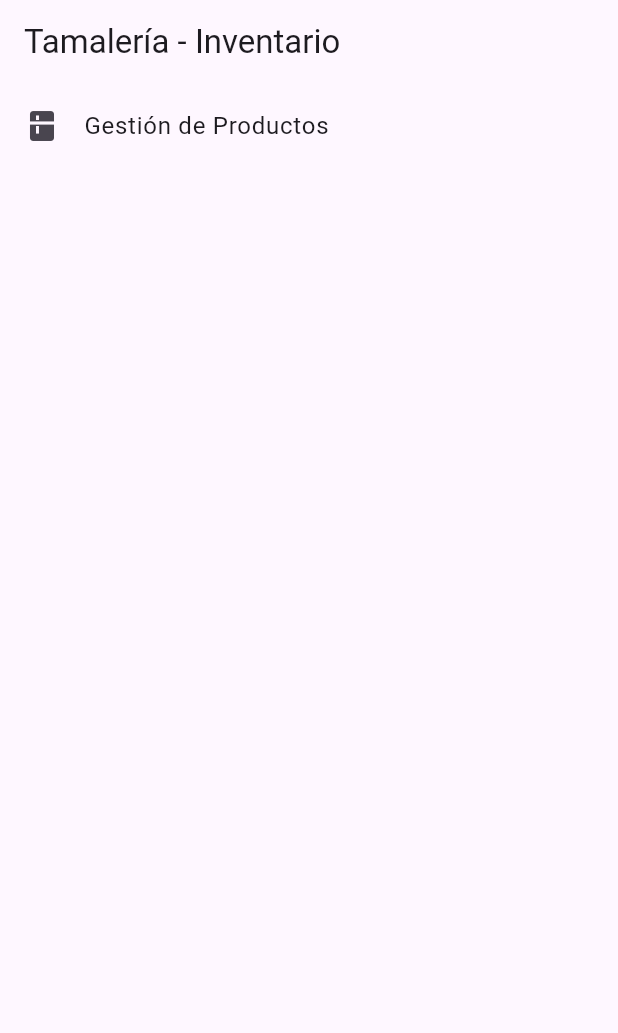
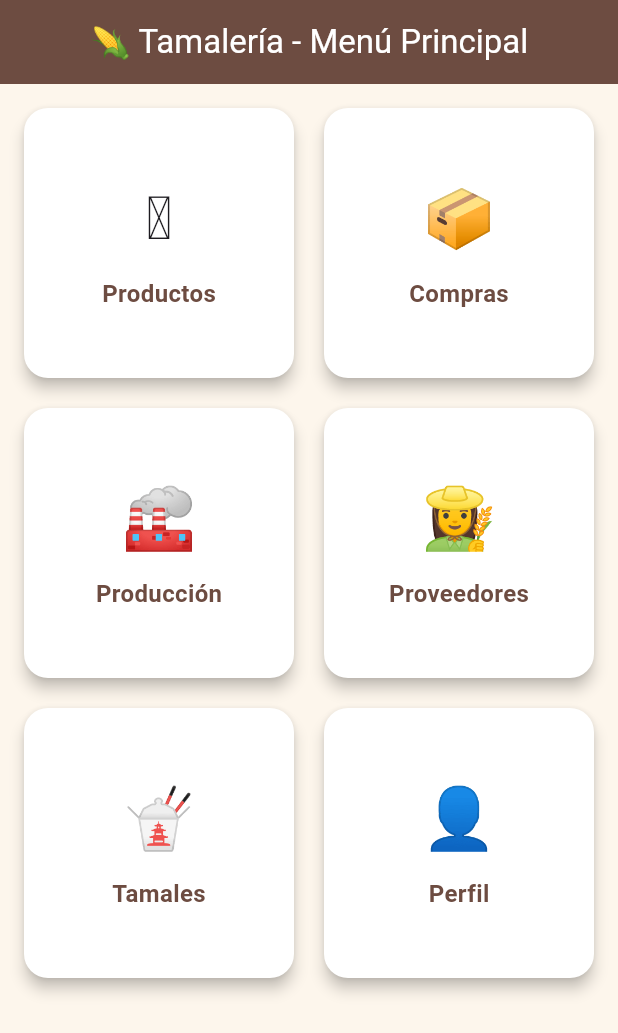
Before and after one commit to AngelGM08/STOCKMX, a Flutter app: the screen it shows after launch, on a phone screen of 412 x 824 dp. Shown: the top 1033 px of the screen. Run offline on Flutter 3.47's test engine with Material 3 defaults, Android fonts, the phone set to English and light mode, and no system bars.

Commit message:
Update home_screen.dart
Se modifica el home para poder acceder a llos diversos modulos

```diff
--- a/lib/screens/home_screen.dart
+++ b/lib/screens/home_screen.dart
@@ -1,21 +1,110 @@
 import 'package:flutter/material.dart';
 import 'productos_screen.dart';
+import 'produccion_screen.dart';
+// Importa las demás pantallas cuando estén listas
 
 class HomeScreen extends StatelessWidget {
+  const HomeScreen({super.key});
+
   @override
   Widget build(BuildContext context) {
+    final colorFondo = const Color(0xFFFDF6EC);
+    final colorIconos = const Color(0xFF6D4C41);
+
     return Scaffold(
-      appBar: AppBar(title: Text("Tamalería - Inventario")),
-      body: ListView(
-        children: [
-          ListTile(
-            leading: Icon(Icons.kitchen),
-            title: Text('Gestión de Productos'),
-            onTap: () {
-              Navigator.push(context, MaterialPageRoute(builder: (_) => ProductosScreen()));
-            },
-          ),
-        ],
+      backgroundColor: colorFondo,
+      appBar: AppBar(
+        title: const Text('🌽 Tamalería - Menú Principal'),
+        backgroundColor: colorIconos,
+        foregroundColor: Colors.white,
+        centerTitle: true,
+      ),
+      body: Padding(
+        padding: const EdgeInsets.all(12.0),
+        child: GridView.count(
+          crossAxisCount: 2,
+          crossAxisSpacing: 12,
+          mainAxisSpacing: 12,
+          children: [
+            _buildMenuItem(
+              context,
+              icon: '🫔',
+              label: 'Productos',
+              onTap: () => Navigator.push(
+                context,
+                MaterialPageRoute(builder: (context) => const ProductosScreen()),
+              ),
+            ),
+            _buildMenuItem(
+              context,
+              icon: '📦',
+              label: 'Compras',
+              onTap: () {
+
+              },
+            ),
+            _buildMenuItem(
+              context,
+              icon: '🏭',
+              label: 'Producción',
+              onTap: () => Navigator.push(
+                context,
+                MaterialPageRoute(builder: (context) => const ProduccionScreen()),
+              ),
+            ),
+            _buildMenuItem(
+              context,
+              icon: '👩‍🌾',
+              label: 'Proveedores',
+              onTap: () {
+                // Navegar a pantalla de Proveedores
+              },
+            ),
+            _buildMenuItem(
+              context,
+              icon: '🥡',
+              label: 'Tamales',
+              onTap: () {
+                // Navegar a pantalla de Tamales
+              },
+            ),
+            _buildMenuItem(
+              context,
+              icon: '👤',
+              label: 'Perfil',
+              onTap: () {
+                // Navegar al perfil del usuario
+              },
+            ),
+          ],
+        ),
+      ),
+    );
+  }
+
+  Widget _buildMenuItem(BuildContext context,
+      {required String icon, required String label, required VoidCallback onTap}) {
+    return GestureDetector(
+      onTap: onTap,
+      child: Card(
+        color: Colors.white,
+        elevation: 4,
+        shape: RoundedRectangleBorder(borderRadius: BorderRadius.circular(16)),
+        child: Column(
+          mainAxisAlignment: MainAxisAlignment.center,
+          children: [
+            Text(icon, style: const TextStyle(fontSize: 40)),
+            const SizedBox(height: 10),
+            Text(
+              label,
+              style: const TextStyle(
+                fontSize: 16,
+                fontWeight: FontWeight.bold,
+                color: Color(0xFF6D4C41),
+              ),
+            ),
+          ],
+        ),
       ),
     );
   }
```
